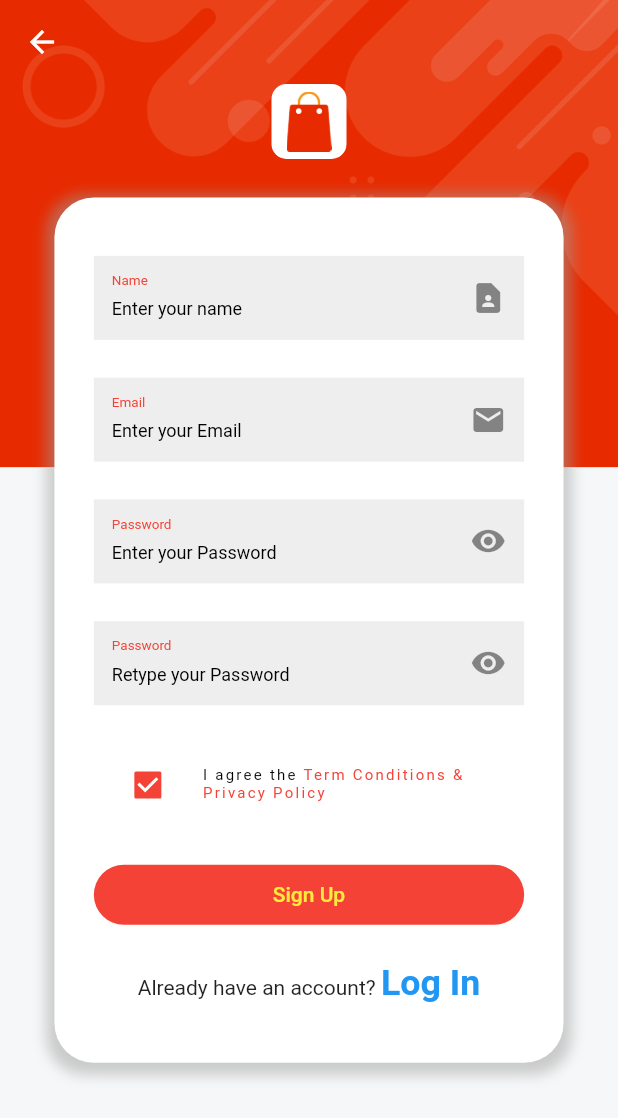
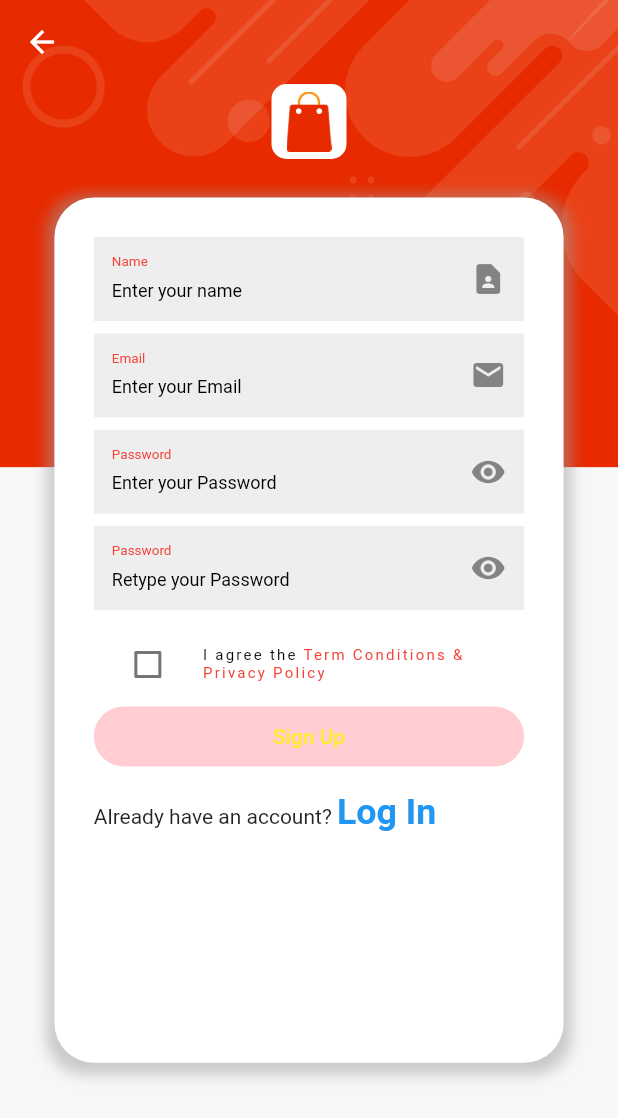
Before and after one commit to FreelancerAbir1/e-Business-Ui-1, a Flutter app: the CreateUserScreen screen opened directly, on a phone screen of 412 x 824 dp. Shown: the top 1118 px of the screen. Run offline on Flutter 3.47's test engine with Material 2 defaults, Android fonts, the phone set to English and light mode, and no system bars; drawn by our look-alikes of auto_size_text; our stand-ins replace firebase_auth, firebase_core, flutter_easyloading, get, responsive_builder, responsive_sizer and 1 more; missing offline and left inert: bottom_bar_matu; accounts and stored records are empty; Roboto replaces fonts that are missing (bold).

Commit message:
first commit
first commit

```diff
--- a/lib/auth screens/create user screen/components/body.dart
+++ b/lib/auth screens/create user screen/components/body.dart
@@ -27,7 +27,10 @@ class Body extends GetView<CreateUserScreenController> {
           left: 10,
           right: 10,
           child: Container(
-            height: MediaQuery.of(context).size.height * 0.7,
+            height: MediaQuery
+                .of(context)
+                .size
+                .height * 0.7,
             margin: EdgeInsets.all(kDefaultSize.sp),
             decoration: buildDecoration(
                 boxShadow: [
@@ -44,8 +47,7 @@ class Body extends GetView<CreateUserScreenController> {
               padding: EdgeInsets.all(kDefaultSize.sp),
               child: Form(
                 key: controller.formKey,
-                child: Column(
-                  mainAxisAlignment: MainAxisAlignment.spaceAround,
+                child: ListView(
                   children: [
                     CustomTextField(
                         textInputAction: TextInputAction.next,
@@ -58,11 +60,12 @@ class Body extends GetView<CreateUserScreenController> {
                           controller.formKey.currentState!.validate();
                         },
                         controller: controller.name,
-                        focusNode: controller.emailFocus,
+                        focusNode: controller.nameFocus,
                         validator: validateName,
                         hint: enterName,
                         label: name,
                         sufficIcon: Icon(Icons.contact_page)),
+                    SizedBox(height: 01.h),
                     CustomTextField(
                         textInputAction: TextInputAction.next,
                         keyboardType: TextInputType.emailAddress,
@@ -79,7 +82,8 @@ class Body extends GetView<CreateUserScreenController> {
                         hint: enterEmail,
                         label: email,
                         sufficIcon: Icon(Icons.email)),
-                    Obx(() => CustomTextField(
+                    SizedBox(height: 01.h),
+                    CustomTextField(
                         textInputAction: TextInputAction.next,
                         keyboardType: TextInputType.visiblePassword,
                         onFieldSubmitted: (v) {
@@ -99,8 +103,9 @@ class Body extends GetView<CreateUserScreenController> {
                               controller.isVisible.value =
                               !controller.isVisible.value;
                             },
-                            icon: const Icon(Icons.visibility)))),
-                    Obx(() => CustomTextField(
+                            icon: const Icon(Icons.visibility))),
+                    SizedBox(height: 01.h),
+                    CustomTextField(
                         textInputAction: TextInputAction.done,
                         keyboardType: TextInputType.visiblePassword,
                         onChanged: (v) {
@@ -119,41 +124,60 @@ class Body extends GetView<CreateUserScreenController> {
                               controller.isVisible.value =
                               !controller.isVisible.value;
                             },
-                            icon: const Icon(Icons.visibility)))),
-                    CheckboxListTile(
+                            icon: const Icon(Icons.visibility))),
+                    SizedBox(height: 01.h),
+                    Obx(() {
+                      return CheckboxListTile(
                         activeColor: kPrimaryColor,
-                      value: true,
-                      onChanged: (value) {},
+                        value: controller.isActive.value,
+                        onChanged: (value) {
+                          controller.isActive.value =
+                          !controller.isActive.value;
+                        },
                         controlAffinity: ListTileControlAffinity.leading,
                         title: Text.rich(
                           TextSpan(
                               text: iAgree,
-                            style: Theme.of(context).textTheme.labelSmall,
+                              style: Theme
+                                  .of(context)
+                                  .textTheme
+                                  .labelSmall,
                               children: [
                                 TextSpan(
                                   text: termCondition,
-                                style: Theme.of(context)
+                                  style: Theme
+                                      .of(context)
                                       .textTheme
                                       .labelSmall!
                                       .copyWith(color: kPrimaryColor),
                                 ),
                               ]),
                         ),
-                    ),
-                    CustomButton(
-                      onTap: () {},
+                      );
+                    }),
+                    Obx(() {
+                      return CustomButton(
+                        onTap: () {
+                          if(controller.isActive.value){
+                            print('isActive');
+                          }else{
+                            print('unActive');
+                          }
+                        },
                         text: signUP,
-                      color: kPrimaryColor,
-                    ),
+                        color: controller.isActive.value
+                            ? kPrimaryColor
+                            : kPrimaryColor.shade100,
+                      );
+                    }),
+                    SizedBox(height: 02.h),
                     Text.rich(
                       TextSpan(
                         children: [
                           const TextSpan(text: alreadyAccount),
                           TextSpan(
                             recognizer: TapGestureRecognizer()
-                              ..onTap = () {
-
-                              },
+                              ..onTap = () {},
                             text: login,
                             style: TextStyle(
                                 fontWeight: FontWeight.bold,
--- a/lib/auth screens/create user screen/controller/create_user_screen_controller.dart
+++ b/lib/auth screens/create user screen/controller/create_user_screen_controller.dart
@@ -1,27 +1,30 @@
-
 import 'package:get/get.dart';
 
 import '../../../consts/consts.dart';
 import '../../../consts/services.dart';
 
-
 class CreateUserScreenController extends GetxController {
   ///focusNode here
-  FocusNode nameFocus = FocusNode();
-  FocusNode emailFocus = FocusNode();
-  FocusNode passwordFocus = FocusNode();
-  FocusNode retypePasswordFocus = FocusNode();
+  final FocusNode nameFocus = FocusNode();
+  final FocusNode emailFocus = FocusNode();
+  final FocusNode passwordFocus = FocusNode();
+  final FocusNode retypePasswordFocus = FocusNode();
+
   ///is signUp button is active bool
   RxBool isActive = false.obs;
+
   ///form key
   final formKey = GlobalKey<FormState>();
+
   //TextEditing controller here
-  final name = TextEditingController();
-  final email = TextEditingController();
-  final password = TextEditingController();
-  final reTypePassword = TextEditingController();
+  final TextEditingController name = TextEditingController();
+  final TextEditingController email = TextEditingController();
+  final TextEditingController password = TextEditingController();
+  final TextEditingController reTypePassword = TextEditingController();
+
   //isVisible
   RxBool isVisible = false.obs;
+
   ///Create use method here
   Future createUserWithEmailAndPassword() async {
     EasyLoading.show(status: creatingAccount);
@@ -31,7 +34,7 @@ class CreateUserScreenController extends GetxController {
             email: email.text.trim(), password: password.text.trim());
         if (result.user != null) {
           Get.offAllNamed(bottomNav);
-         EasyLoading.showSuccess('Account created successfully');
+          EasyLoading.showSuccess('Account created successfully');
         }
       } else if (email.text.isNotEmpty &&
           password.text != reTypePassword.text) {
--- a/lib/auth screens/create user screen/create_user.dart
+++ b/lib/auth screens/create user screen/create_user.dart
@@ -6,7 +6,7 @@ import 'components/body.dart';
 
 class CreateUserScreen extends StatelessWidget {
   const CreateUserScreen({Key? key}) : super(key: key);
-
+static const routeName = '/createuserscreen';
   @override
   Widget build(BuildContext context) {
     return BackgroundView(
--- a/lib/consts/route_name.dart
+++ b/lib/consts/route_name.dart
@@ -27,5 +27,10 @@ final List<GetPage<dynamic>> getPages = [
       page: () => const LoginScreen(),
       binding: InitialBindings()),
 
+  GetPage(
+      name: CreateUserScreen.routeName,
+      page: () => const CreateUserScreen(),
+      binding: InitialBindings()),
+
 
 ];
--- a/lib/initial bindings/initial_bindings.dart
+++ b/lib/initial bindings/initial_bindings.dart
@@ -3,8 +3,7 @@ import 'package:flutter_application_1/auth%20screens/forgot%20screen/controller/
 import 'package:flutter_application_1/auth%20screens/login%20screen/controller/login_screen_controller.dart';
 import 'package:flutter_application_1/screens/bottom%20nav/controller/bottom_nav_controller.dart';
 import 'package:get/get.dart';
-import '../consts/consts.dart';
-class InitialBindings extends Bindings {
+ class InitialBindings extends Bindings {
   @override
   void dependencies() {
     Get.lazyPut<LoginScreenController>(() => LoginScreenController());
--- a/lib/main.dart
+++ b/lib/main.dart
@@ -23,7 +23,6 @@ Future<void> main() async {
   );
   configLoading();
 }
-
 void configLoading() {
   EasyLoading.instance
     ..displayDuration = const Duration(milliseconds: 2000)
```
Also changed, not shown: lib/auth screens/login screen/components/body.dart (+10 -11 lines). Lines whose indentation alone changed are shown as unchanged.
